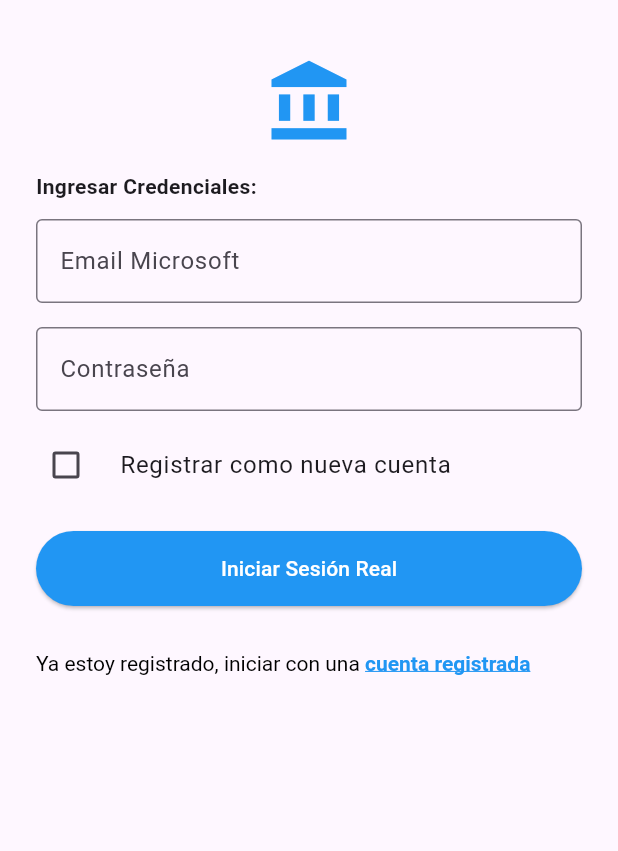
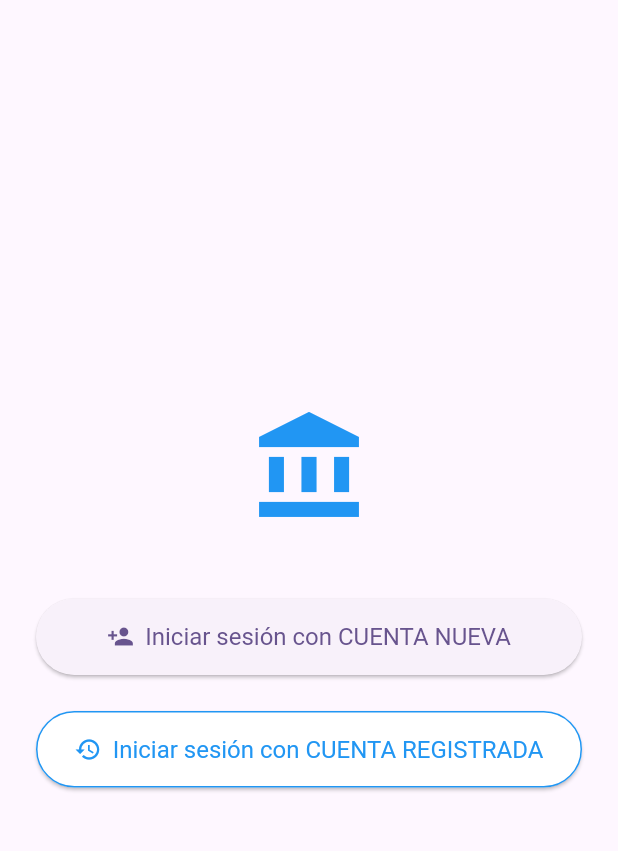
Before and after one commit to jacd007/flutter-account-manager, a Flutter app: the screen it shows after launch, on a phone screen of 412 x 824 dp, the part 63-914 px from its top. Run offline on Flutter 3.47's test engine with Material 3 defaults, Android fonts, the phone set to English and light mode, and no system bars; our stand-ins replace permission_handler; missing offline and left inert: msal_auth.

Commit message:
saved login two buttons

```diff
--- a/lib/screens/login_screen.dart
+++ b/lib/screens/login_screen.dart
@@ -1,6 +1,6 @@
 import 'package:flutter/material.dart';
 import '../controllers/login_controller.dart';
-import '../widgets/mark_text.dart';
+
 import '../widgets/sheets/account_selection_sheet.dart';
 import '../utils/snackbar_utils.dart';
 
@@ -55,7 +55,7 @@ class _LoginScreenState extends State<LoginScreen> {
   Widget build(BuildContext context) {
     return Scaffold(
       appBar: AppBar(title: const Text('Flutter Account Manager')),
-      body: _controller.isLoading ? _buildLoading() : _buildLoginForm(),
+      body: _controller.isLoading ? _buildLoading() : _buildSelectionUI(),
     );
   }
 
@@ -66,9 +66,9 @@ class _LoginScreenState extends State<LoginScreen> {
         children: [
           CircularProgressIndicator(),
           SizedBox(height: 16),
-          Text("Autenticando con Microsoft..."),
+          Text("Autenticando..."),
           Text(
-            "(Máximo 1 minuto de espera)",
+            "(Por favor espere)",
             style: TextStyle(fontSize: 12, color: Colors.grey),
           ),
         ],
@@ -76,26 +76,76 @@ class _LoginScreenState extends State<LoginScreen> {
     );
   }
 
-  Widget _buildLoginForm() {
-    return SingleChildScrollView(
+  Widget _buildSelectionUI() {
+    return Padding(
       padding: const EdgeInsets.all(24.0),
+      child: Center(
         child: Column(
-        crossAxisAlignment: CrossAxisAlignment.start,
+          mainAxisAlignment: MainAxisAlignment.center,
+          crossAxisAlignment: CrossAxisAlignment.stretch,
           children: [
-          const Center(
-            child: Icon(Icons.account_balance, size: 60, color: Colors.blue),
+            const Icon(Icons.account_balance, size: 80, color: Colors.blue),
+            const SizedBox(height: 48),
+            ElevatedButton.icon(
+              icon: const Icon(Icons.person_add),
+              label: const Text("Iniciar sesión con CUENTA NUEVA"),
+              style: ElevatedButton.styleFrom(
+                padding: const EdgeInsets.symmetric(vertical: 16),
+                textStyle: const TextStyle(fontSize: 16),
+              ),
+              onPressed: _showNewAccountDialog,
+            ),
+            const SizedBox(height: 24),
+            ElevatedButton.icon(
+              icon: const Icon(Icons.history),
+              label: const Text("Iniciar sesión con CUENTA REGISTRADA"),
+              style: ElevatedButton.styleFrom(
+                padding: const EdgeInsets.symmetric(vertical: 16),
+                textStyle: const TextStyle(fontSize: 16),
+                backgroundColor: Colors.white,
+                foregroundColor: Colors.blue,
+                side: const BorderSide(color: Colors.blue),
+              ),
+              onPressed: _showAccountSelectionSheet,
+            ),
+            if (_controller.useFakeAuth) ...[
+              const SizedBox(height: 40),
+              const Text(
+                "⚠️ MODO DE PRUEBA ACTIVO ⚠️",
+                textAlign: TextAlign.center,
+                style: TextStyle(
+                  color: Colors.orange,
+                  fontWeight: FontWeight.bold,
+                ),
+              ),
+            ],
+          ],
+        ),
+      ),
+    );
+  }
+
+  Future<void> _showNewAccountDialog() async {
+    emailController.clear();
+    passwordController.clear();
+
+    await showDialog(
+      context: context,
+      builder: (context) => AlertDialog(
+        title: const Text("Nueva Cuenta"),
+        content: Column(
+          mainAxisSize: MainAxisSize.min,
+          children: [
+            const Text(
+              "Ingrese las credenciales para registrar la cuenta en el dispositivo.",
             ),
             const SizedBox(height: 16),
-          const Text(
-            "Ingresar Credenciales:",
-            style: TextStyle(fontWeight: FontWeight.bold),
-          ),
-          const SizedBox(height: 12),
             TextField(
               controller: emailController,
               decoration: const InputDecoration(
-              labelText: 'Email Microsoft',
+                labelText: 'Email',
                 border: OutlineInputBorder(),
+                prefixIcon: Icon(Icons.email),
               ),
               keyboardType: TextInputType.emailAddress,
             ),
@@ -105,94 +155,48 @@ class _LoginScreenState extends State<LoginScreen> {
               decoration: const InputDecoration(
                 labelText: 'Contraseña',
                 border: OutlineInputBorder(),
+                prefixIcon: Icon(Icons.lock),
               ),
               obscureText: true,
             ),
-          const SizedBox(height: 8),
-          _controller.useFakeAuth
-              ? _buildFakeAuthWidgets()
-              : _buildRealAuthWidgets(),
-          const SizedBox(height: 30),
-          MarkTextWidget.simple(
-            text: 'Ya estoy registrado, iniciar con una *cuenta registrada*',
-            textAlign: TextAlign.center,
-            onPressed: (_) {
-              if (!_controller.isLoading) _showAccountSelectionSheet();
+          ],
+        ),
+        actions: [
+          TextButton(
+            onPressed: () => Navigator.pop(context),
+            child: const Text("Cancelar"),
+          ),
+          ElevatedButton(
+            onPressed: () {
+              Navigator.pop(context);
+              if (emailController.text.isNotEmpty &&
+                  passwordController.text.isNotEmpty) {
+                // Trigger flow for new account
+                if (_controller.useFakeAuth) {
+                  // Fake flow
+                  _controller.handleAuthAction(
+                    emailController.text.trim(),
+                    passwordController.text.trim(),
+                  );
+                } else {
+                  // Real flow: true indicates new account flow
+                  _controller.loginWithMSAL(
+                    loginHint: emailController.text.trim(),
+                    isNewAccount: true,
+                    passwordIfNew: passwordController.text.trim(),
+                  );
+                }
+              } else {
+                SnackBarUtils.showError(
+                  context,
+                  "Por favor complete los campos",
+                );
+              }
             },
-            styleHighlight: const TextStyle(
-              color: Colors.blue,
-              fontWeight: FontWeight.bold,
-              decoration: TextDecoration.underline,
-            ),
-            styleNormal: const TextStyle(color: Colors.black),
+            child: const Text("Iniciar Sesión"),
           ),
         ],
       ),
     );
   }
-
-  Widget _buildRealAuthWidgets() {
-    return Column(
-      children: [
-        CheckboxListTile(
-          title: const Text("Registrar como nueva cuenta"),
-          value: _controller.isRegistering,
-          onChanged: (val) => _controller.toggleRegistering(val ?? false),
-          controlAffinity: ListTileControlAffinity.leading,
-          contentPadding: EdgeInsets.zero,
-        ),
-        const SizedBox(height: 16),
-        _buildSubmitButton(
-          label: _controller.isRegistering
-              ? 'Registrar y Verificar'
-              : 'Iniciar Sesión Real',
-          color: Colors.blue,
-        ),
-      ],
-    );
 }
-
-  Widget _buildFakeAuthWidgets() {
-    return Column(
-      children: [
-        const SizedBox(height: 8),
-        const Padding(
-          padding: EdgeInsets.symmetric(vertical: 16.0),
-          child: Center(
-            child: Text(
-              "⚠️ MODO DE PRUEBA ACTIVO ⚠️\n(AppConfigMainApp.useFakeAuth = true)",
-              textAlign: TextAlign.center,
-              style: TextStyle(
-                color: Colors.orange,
-                fontWeight: FontWeight.bold,
-                fontSize: 12,
-              ),
-            ),
-          ),
-        ),
-        _buildSubmitButton(
-          label: 'Simular Inicio (PROBAR FLUJO)',
-          color: Colors.orange,
-        ),
-      ],
-    );
-  }
-
-  Widget _buildSubmitButton({required String label, required Color color}) {
-    return SizedBox(
-      width: double.infinity,
-      height: 50,
-      child: ElevatedButton(
-        onPressed: () => _controller.handleAuthAction(
-          emailController.text.trim(),
-          passwordController.text.trim(),
-        ),
-        style: ElevatedButton.styleFrom(
-          backgroundColor: color,
-          foregroundColor: Colors.white,
-        ),
-        child: Text(label),
-      ),
-    );
-  }
-}
--- a/lib/widgets/sheets/account_selection_sheet.dart
+++ b/lib/widgets/sheets/account_selection_sheet.dart
@@ -64,7 +64,7 @@ class AccountSelectionSheet extends StatelessWidget {
                           ),
                           onTap: () {
                             Navigator.pop(context); // Close sheet
-                            controller.loginWithMSAL(account);
+                            controller.loginWithMSAL(loginHint: account);
                           },
                         );
                       }).toList(),
```
Also changed, not shown: lib/controllers/login_controller.dart (+18 -10 lines). Lines whose indentation alone changed are shown as unchanged.
